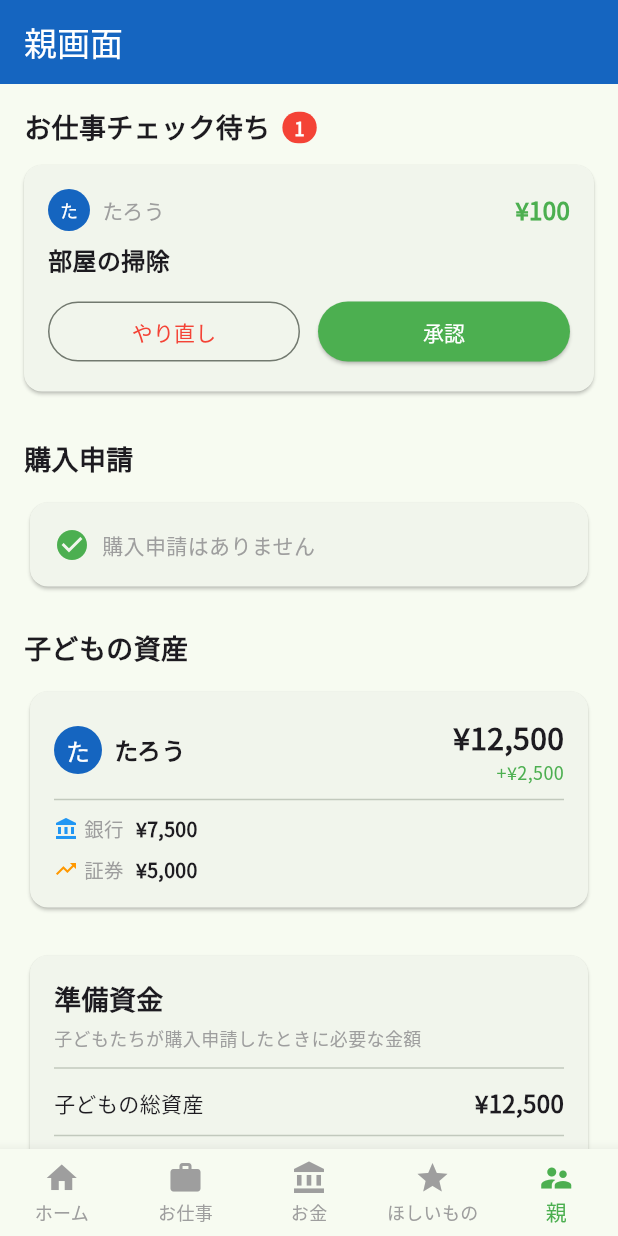
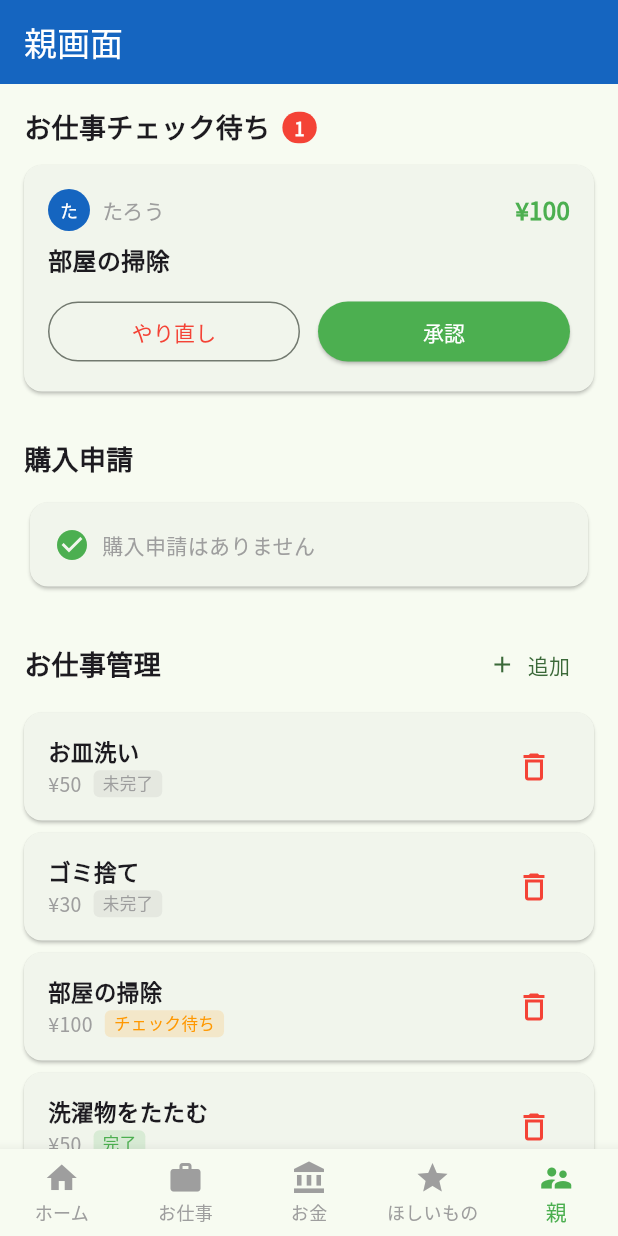
Before and after one commit to Sir-KUMA/family-money-app, a Flutter app: the screen it shows after launch, item 5 of the bottom bar chosen, on a phone screen of 412 x 824 dp. Run offline on Flutter 3.47's test engine with Material 3 defaults, Android fonts, the phone set to English and light mode, and no system bars; our stand-ins replace google_fonts, shared_preferences.

Commit message:
feat: add job management (add/delete) from parent screen
Co-Authored-By: Claude Sonnet 4.6 <noreply@anthropic.com>

```diff
--- a/lib/models/app_state.dart
+++ b/lib/models/app_state.dart
@@ -11,6 +11,20 @@ class Job {
   JobStatus status;
 
   Job({required this.id, required this.title, required this.reward, required this.status});
+
+  Map<String, dynamic> toJson() => {
+        'id': id,
+        'title': title,
+        'reward': reward,
+        'status': status.name,
+      };
+
+  factory Job.fromJson(Map<String, dynamic> json) => Job(
+        id: json['id'] as String,
+        title: json['title'] as String,
+        reward: json['reward'] as int,
+        status: JobStatus.values.firstWhere((s) => s.name == json['status']),
+      );
 }
 
 class Stock {
@@ -62,7 +76,7 @@ class AppState extends ChangeNotifier {
     BucketItem(id: '4', name: '自転車', price: 30000, emoji: '🚲'),
   ];
 
-  final List<Job> jobs = [
+  List<Job> jobs = [
     Job(id: '1', title: 'お皿洗い', reward: 50, status: JobStatus.pending),
     Job(id: '2', title: 'ゴミ捨て', reward: 30, status: JobStatus.pending),
     Job(id: '3', title: '部屋の掃除', reward: 100, status: JobStatus.waitingApproval),
@@ -95,15 +109,10 @@ class AppState extends ChangeNotifier {
     bankBalance = prefs.getInt('bankBalance') ?? 7500;
     principal = prefs.getInt('principal') ?? 10000;
 
-    final jobStatusesJson = prefs.getString('jobStatuses');
-    if (jobStatusesJson != null) {
-      final map = jsonDecode(jobStatusesJson) as Map<String, dynamic>;
-      for (final job in jobs) {
-        final statusStr = map[job.id] as String?;
-        if (statusStr != null) {
-          job.status = JobStatus.values.firstWhere((s) => s.name == statusStr);
-        }
-      }
+    final jobsJson = prefs.getString('jobs');
+    if (jobsJson != null) {
+      final list = jsonDecode(jobsJson) as List;
+      jobs = list.map((e) => Job.fromJson(e as Map<String, dynamic>)).toList();
     }
 
     final requestedJson = prefs.getString('requestedItemIds');
@@ -121,15 +130,25 @@ class AppState extends ChangeNotifier {
     final prefs = await SharedPreferences.getInstance();
     await prefs.setInt('bankBalance', bankBalance);
     await prefs.setInt('principal', principal);
-    await prefs.setString(
-      'jobStatuses',
-      jsonEncode({for (final j in jobs) j.id: j.status.name}),
-    );
+    await prefs.setString('jobs', jsonEncode(jobs.map((j) => j.toJson()).toList()));
     await prefs.setString('requestedItemIds', jsonEncode(_requestedItemIds.toList()));
     await prefs.setString('purchasedItemIds', jsonEncode(_purchasedItemIds.toList()));
   }
 
-  // ── 操作メソッド ────────────────────────────────────────────
+  // ── お仕事操作 ───────────────────────────────────────────────
+
+  void addJob(String title, int reward) {
+    final id = DateTime.now().millisecondsSinceEpoch.toString();
+    jobs.add(Job(id: id, title: title, reward: reward, status: JobStatus.pending));
+    notifyListeners();
+    _save();
+  }
+
+  void deleteJob(Job job) {
+    jobs.remove(job);
+    notifyListeners();
+    _save();
+  }
 
   void reportDone(Job job) {
     job.status = JobStatus.waitingApproval;
@@ -150,6 +169,8 @@ class AppState extends ChangeNotifier {
     notifyListeners();
     _save();
   }
+
+  // ── 購入申請操作 ─────────────────────────────────────────────
 
   void requestPurchase(BucketItem item) {
     _requestedItemIds.add(item.id);
--- a/lib/screens/parent_screen.dart
+++ b/lib/screens/parent_screen.dart
@@ -22,6 +22,8 @@ class ParentScreen extends StatelessWidget {
             _ApprovalSection(),
             SizedBox(height: 24),
             _PurchaseRequestSection(),
+            SizedBox(height: 24),
+            _JobManagementSection(),
             SizedBox(height: 24),
             _ChildrenAssetsSection(),
             SizedBox(height: 24),
@@ -268,6 +270,189 @@ class _PurchaseRequestCard extends StatelessWidget {
   }
 }
 
+class _JobManagementSection extends StatelessWidget {
+  const _JobManagementSection();
+
+  @override
+  Widget build(BuildContext context) {
+    final state = context.watch<AppState>();
+
+    return Column(
+      crossAxisAlignment: CrossAxisAlignment.start,
+      children: [
+        Row(
+          children: [
+            const Text('お仕事管理', style: TextStyle(fontSize: 18, fontWeight: FontWeight.bold)),
+            const Spacer(),
+            TextButton.icon(
+              onPressed: () => showDialog(
+                context: context,
+                builder: (_) => const _AddJobDialog(),
+              ),
+              icon: const Icon(Icons.add),
+              label: const Text('追加'),
+            ),
+          ],
+        ),
+        const SizedBox(height: 8),
+        if (state.jobs.isEmpty)
+          const Card(
+            child: Padding(
+              padding: EdgeInsets.all(16),
+              child: Text('お仕事がありません', style: TextStyle(color: Colors.grey)),
+            ),
+          )
+        else
+          ...state.jobs.map((job) => _JobManagementCard(job: job)),
+      ],
+    );
+  }
+}
+
+class _JobManagementCard extends StatelessWidget {
+  final Job job;
+  const _JobManagementCard({required this.job});
+
+  @override
+  Widget build(BuildContext context) {
+    final statusLabel = switch (job.status) {
+      JobStatus.pending => '未完了',
+      JobStatus.waitingApproval => 'チェック待ち',
+      JobStatus.done => '完了',
+    };
+    final statusColor = switch (job.status) {
+      JobStatus.pending => Colors.grey,
+      JobStatus.waitingApproval => Colors.orange,
+      JobStatus.done => const Color(0xFF4CAF50),
+    };
+
+    return Card(
+      margin: const EdgeInsets.only(bottom: 8),
+      child: Padding(
+        padding: const EdgeInsets.symmetric(horizontal: 16, vertical: 12),
+        child: Row(
+          children: [
+            Expanded(
+              child: Column(
+                crossAxisAlignment: CrossAxisAlignment.start,
+                children: [
+                  Text(job.title, style: const TextStyle(fontSize: 15, fontWeight: FontWeight.bold)),
+                  const SizedBox(height: 2),
+                  Row(
+                    children: [
+                      Text('¥${job.reward}', style: const TextStyle(fontSize: 13, color: Colors.grey)),
+                      const SizedBox(width: 8),
+                      Container(
+                        padding: const EdgeInsets.symmetric(horizontal: 6, vertical: 1),
+                        decoration: BoxDecoration(
+                          color: statusColor.withValues(alpha: 0.15),
+                          borderRadius: BorderRadius.circular(4),
+                        ),
+                        child: Text(statusLabel, style: TextStyle(fontSize: 11, color: statusColor)),
+                      ),
+                    ],
+                  ),
+                ],
+              ),
+            ),
+            IconButton(
+              icon: const Icon(Icons.delete_outline, color: Colors.red),
+              onPressed: () => showDialog(
+                context: context,
+                builder: (_) => AlertDialog(
+                  title: const Text('お仕事を削除'),
+                  content: Text('「${job.title}」を削除しますか？'),
+                  actions: [
+                    TextButton(
+                      onPressed: () => Navigator.of(context).pop(),
+                      child: const Text('キャンセル'),
+                    ),
+                    TextButton(
+                      onPressed: () {
+                        context.read<AppState>().deleteJob(job);
+                        Navigator.of(context).pop();
+                      },
+                      style: TextButton.styleFrom(foregroundColor: Colors.red),
+                      child: const Text('削除'),
+                    ),
+                  ],
+                ),
+              ),
+            ),
+          ],
+        ),
+      ),
+    );
+  }
+}
+
+class _AddJobDialog extends StatefulWidget {
+  const _AddJobDialog();
+
+  @override
+  State<_AddJobDialog> createState() => _AddJobDialogState();
+}
+
+class _AddJobDialogState extends State<_AddJobDialog> {
+  final _titleController = TextEditingController();
+  final _rewardController = TextEditingController();
+
+  @override
+  void dispose() {
+    _titleController.dispose();
+    _rewardController.dispose();
+    super.dispose();
+  }
+
+  void _submit() {
+    final title = _titleController.text.trim();
+    final reward = int.tryParse(_rewardController.text.trim());
+    if (title.isEmpty || reward == null || reward <= 0) return;
+
+    context.read<AppState>().addJob(title, reward);
+    Navigator.of(context).pop();
+  }
+
+  @override
+  Widget build(BuildContext context) {
+    return AlertDialog(
+      title: const Text('お仕事を追加'),
+      content: Column(
+        mainAxisSize: MainAxisSize.min,
+        children: [
+          TextField(
+            controller: _titleController,
+            decoration: const InputDecoration(labelText: 'お仕事の名前', hintText: '例: お皿洗い'),
+            autofocus: true,
+            onSubmitted: (_) => _submit(),
+          ),
+          const SizedBox(height: 12),
+          TextField(
+            controller: _rewardController,
+            decoration: const InputDecoration(labelText: '報酬（円）', hintText: '例: 50'),
+            keyboardType: TextInputType.number,
+            onSubmitted: (_) => _submit(),
+          ),
+        ],
+      ),
+      actions: [
+        TextButton(
+          onPressed: () => Navigator.of(context).pop(),
+          child: const Text('キャンセル'),
+        ),
+        ElevatedButton(
+          onPressed: _submit,
+          style: ElevatedButton.styleFrom(
+            backgroundColor: const Color(0xFF4CAF50),
+            foregroundColor: Colors.white,
+          ),
+          child: const Text('追加'),
+        ),
+      ],
+    );
+  }
+}
+
 class _ChildrenAssetsSection extends StatelessWidget {
   const _ChildrenAssetsSection();
 
```
